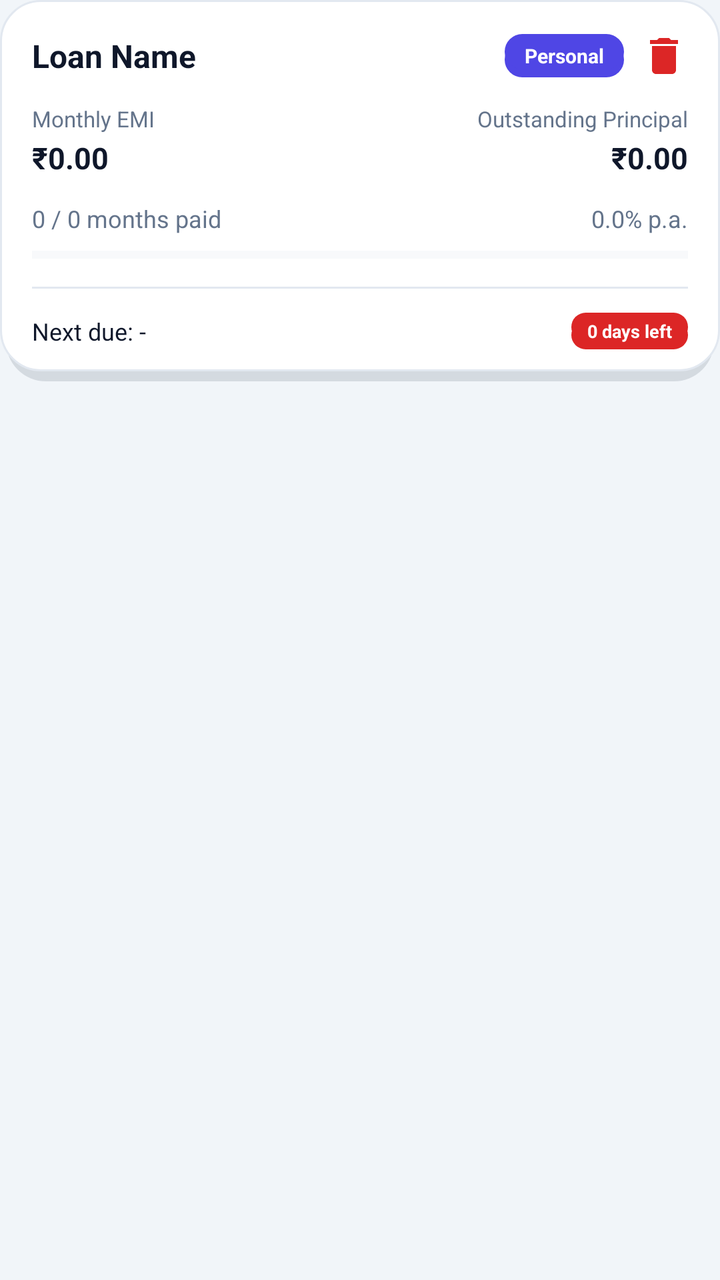
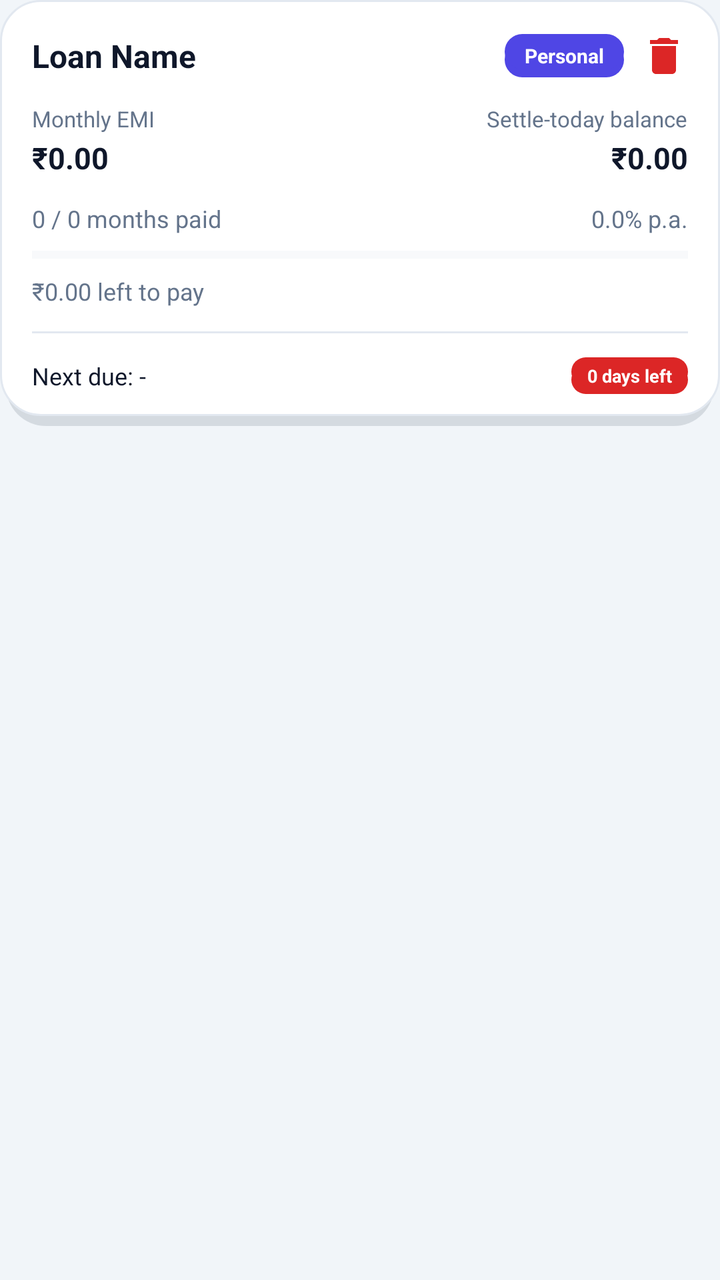

An Android layout rendered at two revisions. The XML below is the earlier revision; the diff shows what the commit changed to produce the second picture.
<!-- AndroidManifest.xml: application theme Theme.BachatKhata -->
<!-- res/layout/item_emi.xml -->
<?xml version="1.0" encoding="utf-8"?>
<com.google.android.material.card.MaterialCardView xmlns:android="http://schemas.android.com/apk/res/android"
    xmlns:app="http://schemas.android.com/apk/res-auto"
    style="@style/ClayCard"
    app:cardElevation="0dp"
    app:cardBackgroundColor="@android:color/transparent"
    app:strokeWidth="0dp"
    app:cardCornerRadius="0dp"
    android:layout_width="match_parent"
    android:layout_height="wrap_content"
    android:layout_marginHorizontal="16dp"
    android:layout_marginVertical="8dp">

    <LinearLayout
        android:layout_width="match_parent"
        android:layout_height="wrap_content"
        android:orientation="vertical"
        android:background="@drawable/bg_card_3d"
        android:padding="16dp">

        
        <RelativeLayout
            android:layout_width="match_parent"
            android:layout_height="wrap_content">

            <TextView
                android:id="@+id/txtLoanName"
                android:layout_width="wrap_content"
                android:layout_height="wrap_content"
                android:text="Loan Name"
                android:textColor="@color/colorTextPrimary"
                android:textSize="16sp"
                android:textStyle="bold"
                android:layout_alignParentStart="true"
                android:layout_centerVertical="true"
                android:layout_toStartOf="@+id/txtLoanType" />

            <ImageView
                android:id="@+id/btnDeleteEmi"
                android:layout_width="24dp"
                android:layout_height="24dp"
                android:layout_alignParentEnd="true"
                android:layout_centerVertical="true"
                android:layout_marginStart="8dp"
                android:background="?attr/selectableItemBackgroundBorderless"
                android:src="@drawable/ic_trash"
                android:contentDescription="Delete EMI"
                app:tint="@color/colorDanger" />

            <TextView
                android:id="@+id/txtLoanType"
                android:layout_width="wrap_content"
                android:layout_height="wrap_content"
                android:layout_toStartOf="@+id/btnDeleteEmi"
                android:layout_centerVertical="true"
                android:background="@drawable/bg_clay_button"
                android:backgroundTint="@color/colorPrimary"
                android:textColor="@android:color/white"
                android:textSize="10sp"
                android:textStyle="bold"
                android:paddingHorizontal="10dp"
                android:paddingVertical="4dp"
                android:text="Personal" />
        </RelativeLayout>

        
        <LinearLayout
            android:layout_width="match_parent"
            android:layout_height="wrap_content"
            android:layout_marginTop="12dp"
            android:orientation="horizontal">

            <LinearLayout
                android:layout_width="0dp"
                android:layout_height="wrap_content"
                android:layout_weight="1"
                android:orientation="vertical">

                <TextView
                    android:layout_width="wrap_content"
                    android:layout_height="wrap_content"
                    android:text="Monthly EMI"
                    android:textColor="@color/colorTextSecondary"
                    android:textSize="11sp" />

                <TextView
                    android:id="@+id/txtEmiAmount"
                    android:layout_width="wrap_content"
                    android:layout_height="wrap_content"
                    android:layout_marginTop="2dp"
                    android:text="₹0.00"
                    android:textColor="@color/colorTextPrimary"
                    android:textSize="15sp"
                    android:textStyle="bold" />
            </LinearLayout>

            <LinearLayout
                android:layout_width="0dp"
                android:layout_height="wrap_content"
                android:layout_weight="1"
                android:orientation="vertical"
                android:gravity="end">

                <TextView
                    android:layout_width="wrap_content"
                    android:layout_height="wrap_content"
                    android:text="Outstanding Principal"
                    android:textColor="@color/colorTextSecondary"
                    android:textSize="11sp" />

                <TextView
                    android:id="@+id/txtOutstanding"
                    android:layout_width="wrap_content"
                    android:layout_height="wrap_content"
                    android:layout_marginTop="2dp"
                    android:text="₹0.00"
                    android:textColor="@color/colorTextPrimary"
                    android:textSize="15sp"
                    android:textStyle="bold" />
            </LinearLayout>
        </LinearLayout>

        
        <RelativeLayout
            android:layout_width="match_parent"
            android:layout_height="wrap_content"
            android:layout_marginTop="12dp">

            <TextView
                android:id="@+id/txtTenureProgress"
                android:layout_width="wrap_content"
                android:layout_height="wrap_content"
                android:text="0 / 0 months paid"
                android:textColor="@color/colorTextSecondary"
                android:textSize="12sp" />

            <TextView
                android:id="@+id/txtInterestInfo"
                android:layout_width="wrap_content"
                android:layout_height="wrap_content"
                android:layout_alignParentEnd="true"
                android:text="0.0% p.a."
                android:textColor="@color/colorTextSecondary"
                android:textSize="12sp" />
        </RelativeLayout>

        <ProgressBar
            android:id="@+id/progressTenure"
            style="?android:attr/progressBarStyleHorizontal"
            android:layout_width="match_parent"
            android:layout_height="8dp"
            android:layout_marginTop="6dp"
            android:max="100"
            android:progress="0"
            android:progressTint="@color/colorPrimary"
            android:progressBackgroundTint="@color/colorCardBorder" />

        <View
            android:layout_width="match_parent"
            android:layout_height="1dp"
            android:layout_marginTop="12dp"
            android:background="@color/colorCardBorder" />

        
        <RelativeLayout
            android:layout_width="match_parent"
            android:layout_height="wrap_content"
            android:layout_marginTop="12dp">

            <TextView
                android:id="@+id/txtDueDate"
                android:layout_width="wrap_content"
                android:layout_height="wrap_content"
                android:layout_alignParentStart="true"
                android:layout_centerVertical="true"
                android:text="Next due: -"
                android:textColor="@color/colorTextPrimary"
                android:textSize="12sp" />

            <TextView
                android:id="@+id/txtEmiDaysBadge"
                android:layout_width="wrap_content"
                android:layout_height="wrap_content"
                android:layout_alignParentEnd="true"
                android:layout_centerVertical="true"
                android:background="@drawable/bg_clay_button"
                android:backgroundTint="@color/colorDanger"
                android:textColor="@android:color/white"
                android:textSize="9sp"
                android:textStyle="bold"
                android:paddingHorizontal="8dp"
                android:paddingVertical="3dp"
                android:text="0 days left" />
        </RelativeLayout>
    </LinearLayout>
</com.google.android.material.card.MaterialCardView>
<!-- resources referenced by this layout -->
<resources>
  <color name="colorCardBorder">#E2E8F0</color>
  <color name="colorDanger">#DC2626</color>
  <color name="colorPrimary">#4F46E5</color>
  <color name="colorTextPrimary">#0F172A</color>
  <color name="colorTextSecondary">#64748B</color>
  <!-- drawable bg_card_3d (drawable) -->
  <?xml version="1.0" encoding="utf-8"?>
  <layer-list xmlns:android="http://schemas.android.com/apk/res/android">
  
      
      <item android:left="3dp" android:right="3dp" android:top="4dp" android:bottom="0dp">
          <shape android:shape="rectangle">
              <solid android:color="@color/colorShadow" />
              <corners android:radius="20dp" />
          </shape>
      </item>
  
      
      <item android:bottom="5dp">
          <shape android:shape="rectangle">
              <solid android:color="@color/colorSurface" />
              <corners android:radius="20dp" />
              <stroke android:width="1dp" android:color="@color/colorCardBorder" />
          </shape>
      </item>
  </layer-list>
  <!-- drawable ic_trash (drawable) -->
  <vector xmlns:android="http://schemas.android.com/apk/res/android"
      android:width="24dp"
      android:height="24dp"
      android:viewportWidth="24"
      android:viewportHeight="24">
    <path
        android:fillColor="#FF000000"
        android:pathData="M6,19c0,1.1 0.9,2 2,2h8c1.1,0 2,-0.9 2,-2V7H6v12zM19,4h-3.5l-1,-1h-5l-1,1H5v2h14V4z"/>
  </vector>
  <style name="ClayCard" parent="Widget.Material3.CardView.Elevated">
          <item name="cardCornerRadius">@dimen/clay_card_radius</item>
          <item name="cardElevation">10dp</item>
          <item name="android:stateListAnimator">@null</item>
          <item name="strokeColor">@color/colorCardBorder</item>
          <item name="strokeWidth">1dp</item>
          <item name="cardBackgroundColor">@color/colorSurface</item>
          <item name="android:outlineSpotShadowColor" tools:targetApi="p">@color/colorPrimary</item>
          <item name="android:outlineAmbientShadowColor" tools:targetApi="p">@color/colorPrimary</item>
      </style>
  <style name="Theme.BachatKhata" parent="Base.Theme.BachatKhata" />
  <color name="colorShadow">#26334155</color>
  <color name="colorSurface">#FFFFFF</color>
  <color name="colorPrimaryDark">#4338CA</color>
  <color name="colorPrimaryShadow">#3730A3</color>
  <dimen name="clay_card_radius">20dp</dimen>
  <style name="Base.Theme.BachatKhata" parent="Theme.Material3.Light.NoActionBar">
          
          <item name="colorPrimary">@color/colorPrimary</item>
          <item name="colorOnPrimary">@color/colorOnPrimary</item>
          <item name="colorSecondary">@color/colorSecondary</item>
          <item name="colorError">@color/colorDanger</item>
          <item name="android:windowBackground">@color/colorBackground</item>
          <item name="colorSurface">@color/colorSurface</item>
          <item name="android:colorBackground">@color/colorBackground</item>
          <item name="colorOnSurface">@color/colorTextPrimary</item>
  
          
          <item name="android:statusBarColor">@color/colorBackground</item>
          <item name="android:windowLightStatusBar" tools:targetApi="m">true</item>
          <item name="android:navigationBarColor">@color/colorBackground</item>
      </style>
  <color name="colorOnPrimary">#FFFFFF</color>
  <color name="colorSecondary">#14B8A6</color>
  <color name="colorBackground">#F1F5F9</color>
  <!-- unchanged entries left out for length: 1 -->
</resources>

<!-- the commit's change to res/layout/item_emi.xml (unified diff, before → after) -->
@@ -104,7 +104,7 @@
                 <TextView
                     android:layout_width="wrap_content"
                     android:layout_height="wrap_content"
-                    android:text="Outstanding Principal"
+                    android:text="Settle-today balance"
                     android:textColor="@color/colorTextSecondary"
                     android:textSize="11sp" />
 
@@ -154,6 +154,16 @@
             android:progress="0"
             android:progressTint="@color/colorPrimary"
             android:progressBackgroundTint="@color/colorCardBorder" />
+
+        
+        <TextView
+            android:id="@+id/txtLeftToPay"
+            android:layout_width="wrap_content"
+            android:layout_height="wrap_content"
+            android:layout_marginTop="6dp"
+            android:text="₹0.00 left to pay"
+            android:textColor="@color/colorTextSecondary"
+            android:textSize="12sp" />
 
         <View
             android:layout_width="match_parent"
